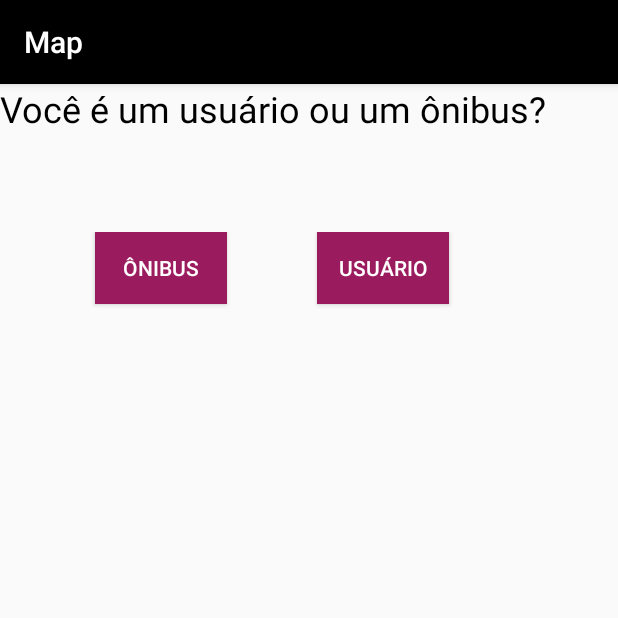
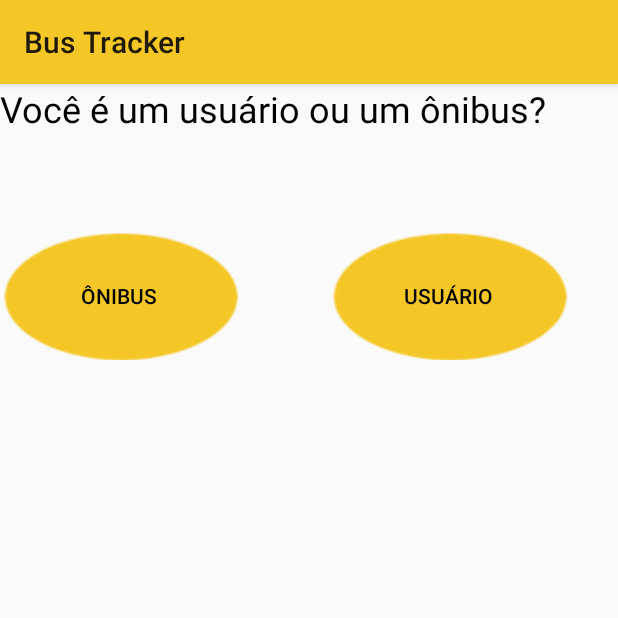
Before and after one commit to Jiovana/bus-tracker, an Android app: the screen it shows after launch (Menu), on a phone screen of 412 x 824 dp, the top half of it. Run offline under Robolectric (Android 15) with nearby library versions, the phone set to English and light mode, and no system bars.

Commit message:
Interface em amarelo

```diff
--- a/MapsApplication/app/src/main/res/layout/menu.xml
+++ b/MapsApplication/app/src/main/res/layout/menu.xml
@@ -20,16 +20,13 @@
             android:orientation="horizontal"
             android:layout_width="match_parent"
             android:layout_height="match_parent">
-        <Space
-                android:layout_width="23dp"
-                android:layout_height="32dp" android:layout_weight="0" android:longClickable="false"
-                android:layout_margin="20dp"/>
         <Button
                 android:text="Ônibus"
                 android:layout_width="wrap_content"
-                android:layout_height="wrap_content" android:id="@+id/button2" android:background="#9B1C5E"
-                android:textColor="#FFFDFD"
-                android:src="@drawable/bus_solid"/>
+                android:layout_height="wrap_content" android:id="@+id/button2"
+                android:textColor="#000000"
+                android:background="@drawable/botao"
+                style="?attr/borderlessButtonStyle"/>
         <Space
                 android:layout_width="20dp"
                 android:layout_height="14dp" android:layout_weight="0" android:longClickable="false"
@@ -37,10 +34,11 @@
         <Button
                 android:text="Usuário"
                 android:layout_width="wrap_content"
-                android:layout_height="wrap_content" android:id="@+id/button" android:background="#9B1C5E"
-                android:textColor="#FFFFFF"
-                android:src="@drawable/user_regular"
-                tools:visibility="visible"/>
+                android:layout_height="wrap_content" android:id="@+id/button"
+                android:textColor="#000000"
+                android:background="@drawable/botao"
+                tools:visibility="visible"
+                style="?attr/borderlessButtonStyle"/>
     </LinearLayout>
 
 </LinearLayout>
--- a/MapsApplication/app/src/main/res/values/colors.xml
+++ b/MapsApplication/app/src/main/res/values/colors.xml
@@ -1,6 +1,6 @@
 <?xml version="1.0" encoding="utf-8"?>
 <resources>
-    <color name="colorPrimary">#000000</color>
+    <color name="colorPrimary">#F4C727</color>
     <color name="colorPrimaryDark">#000000</color>
-    <color name="colorAccent">#9B1C5E</color>
+    <color name="colorAccent">#F4C727</color>
 </resources>
--- a/MapsApplication/app/src/main/res/values/strings.xml
+++ b/MapsApplication/app/src/main/res/values/strings.xml
@@ -1,4 +1,4 @@
 <resources>
-    <string name="app_name">Maps Application</string>
-    <string name="title_activity_maps">Map</string>
+    <string name="app_name">Bus Tracker</string>
+    <string name="title_activity_maps">Bus Tracker</string>
 </resources>
--- a/MapsApplication/app/src/main/res/values/styles.xml
+++ b/MapsApplication/app/src/main/res/values/styles.xml
@@ -1,7 +1,7 @@
 <resources>
 
     <!-- Base application theme. -->
-    <style name="AppTheme" parent="Theme.AppCompat.Light.DarkActionBar">
+    <style name="AppTheme" parent="Theme.AppCompat.Light">
         <!-- Customize your theme here. -->
         <item name="colorPrimary">@color/colorPrimary</item>
         <item name="colorPrimaryDark">@color/colorPrimaryDark</item>
```
Also changed, not shown: MapsApplication/app/src/main/java/com/example/mapsapplication/MapsActivity.kt (deleted, +0 -123 lines), MapsApplication/app/src/main/res/drawable/botao.png (added).
